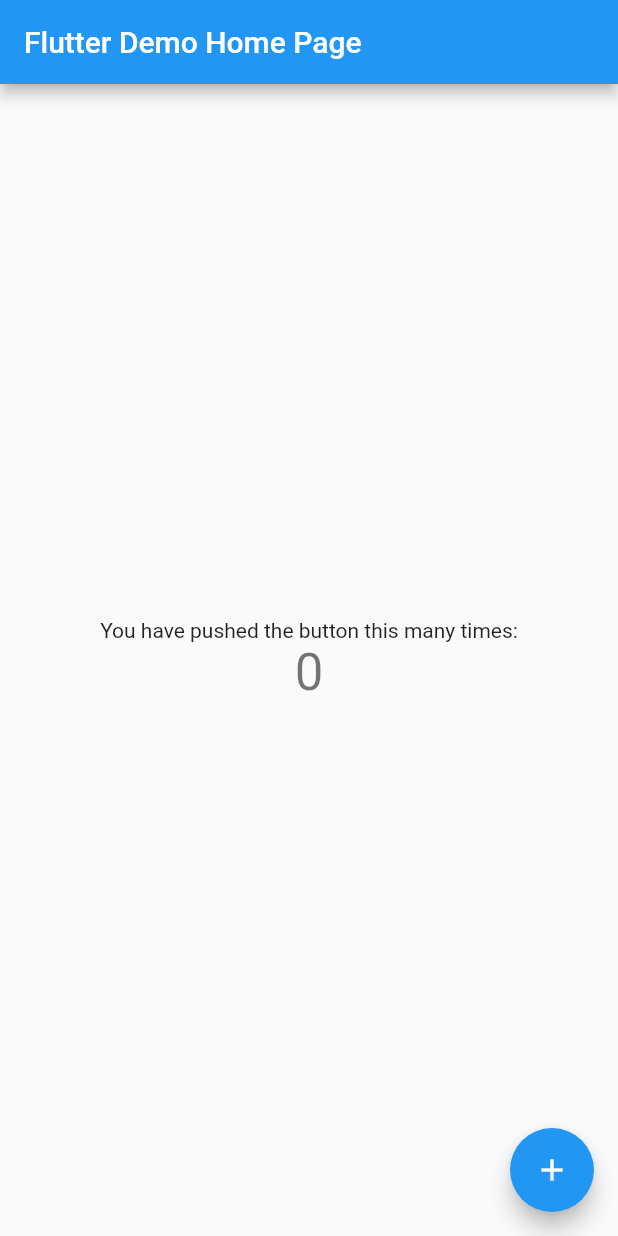
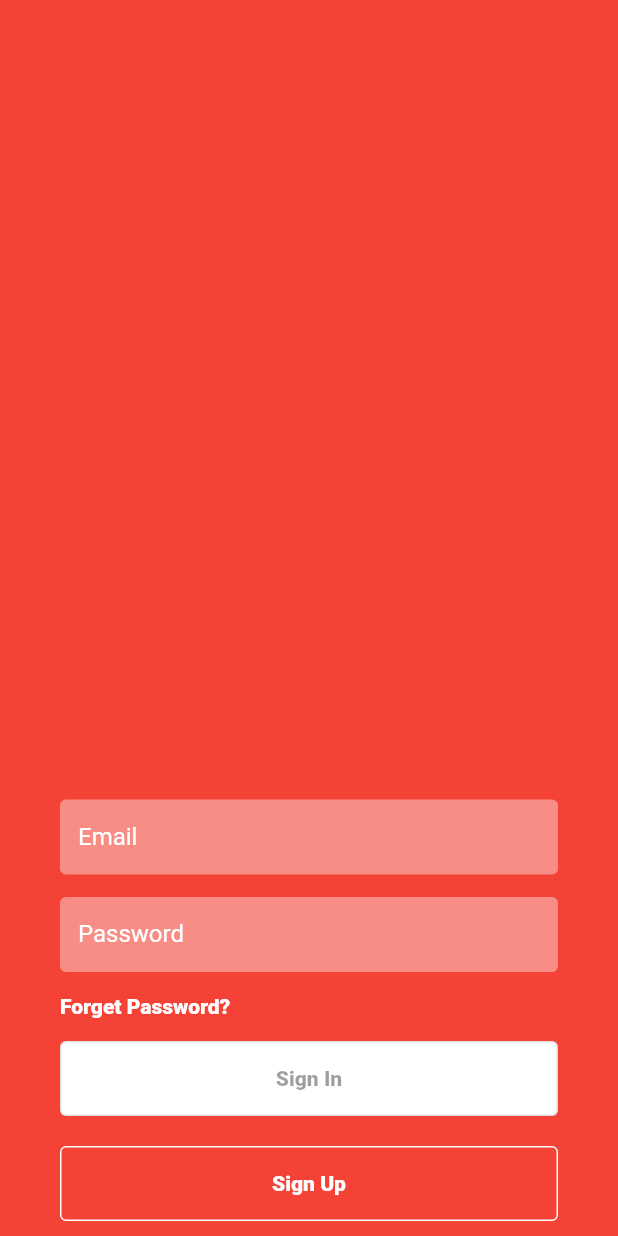
Before and after one commit to Batutankuma/movies, a Flutter app: the screen it shows after launch, on a phone screen of 412 x 824 dp. Run offline on Flutter 3.47's test engine with Material 2 defaults, Android fonts, the phone set to English and light mode, and no system bars; our stand-ins replace get.

```diff
--- a/lib/main.dart
+++ b/lib/main.dart
@@ -1,115 +1,22 @@
 import 'package:flutter/material.dart';
+import 'package:get/get.dart';
+import 'package:movies/views/home_view.dart';
+import 'package:movies/views/is_read_view.dart';
+import 'package:movies/views/login_views.dart';
+import 'package:movies/views/profil_view.dart';
+import 'package:movies/views/save_view.dart';
+import 'package:movies/views/signin_view.dart';
 
 void main() {
-  runApp(const MyApp());
+  runApp(GetMaterialApp(
+    initialRoute: '/',
+    getPages: [
+      GetPage(name: '/', page: () => LoginView()),
+      GetPage(name: '/signin', page: () => SignInView()),
+      GetPage(name: '/home', page: () => HomeView()),
+      GetPage(name: '/remarque', page: () => SaveView()),
+      GetPage(name: '/isread', page: () => IsReadView()),
+      GetPage(name: '/profil', page: () => ProfilView())
+    ],
+  ));
 }
-
-class MyApp extends StatelessWidget {
-  const MyApp({super.key});
-
-  // This widget is the root of your application.
-  @override
-  Widget build(BuildContext context) {
-    return MaterialApp(
-      title: 'Flutter Demo',
-      theme: ThemeData(
-        // This is the theme of your application.
-        //
-        // Try running your application with "flutter run". You'll see the
-        // application has a blue toolbar. Then, without quitting the app, try
-        // changing the primarySwatch below to Colors.green and then invoke
-        // "hot reload" (press "r" in the console where you ran "flutter run",
-        // or simply save your changes to "hot reload" in a Flutter IDE).
-        // Notice that the counter didn't reset back to zero; the application
-        // is not restarted.
-        primarySwatch: Colors.blue,
-      ),
-      home: const MyHomePage(title: 'Flutter Demo Home Page'),
-    );
-  }
-}
-
-class MyHomePage extends StatefulWidget {
-  const MyHomePage({super.key, required this.title});
-
-  // This widget is the home page of your application. It is stateful, meaning
-  // that it has a State object (defined below) that contains fields that affect
-  // how it looks.
-
-  // This class is the configuration for the state. It holds the values (in this
-  // case the title) provided by the parent (in this case the App widget) and
-  // used by the build method of the State. Fields in a Widget subclass are
-  // always marked "final".
-
-  final String title;
-
-  @override
-  State<MyHomePage> createState() => _MyHomePageState();
-}
-
-class _MyHomePageState extends State<MyHomePage> {
-  int _counter = 0;
-
-  void _incrementCounter() {
-    setState(() {
-      // This call to setState tells the Flutter framework that something has
-      // changed in this State, which causes it to rerun the build method below
-      // so that the display can reflect the updated values. If we changed
-      // _counter without calling setState(), then the build method would not be
-      // called again, and so nothing would appear to happen.
-      _counter++;
-    });
-  }
-
-  @override
-  Widget build(BuildContext context) {
-    // This method is rerun every time setState is called, for instance as done
-    // by the _incrementCounter method above.
-    //
-    // The Flutter framework has been optimized to make rerunning build methods
-    // fast, so that you can just rebuild anything that needs updating rather
-    // than having to individually change instances of widgets.
-    return Scaffold(
-      appBar: AppBar(
-        // Here we take the value from the MyHomePage object that was created by
-        // the App.build method, and use it to set our appbar title.
-        title: Text(widget.title),
-      ),
-      body: Center(
-        // Center is a layout widget. It takes a single child and positions it
-        // in the middle of the parent.
-        child: Column(
-          // Column is also a layout widget. It takes a list of children and
-          // arranges them vertically. By default, it sizes itself to fit its
-          // children horizontally, and tries to be as tall as its parent.
-          //
-          // Invoke "debug painting" (press "p" in the console, choose the
-          // "Toggle Debug Paint" action from the Flutter Inspector in Android
-          // Studio, or the "Toggle Debug Paint" command in Visual Studio Code)
-          // to see the wireframe for each widget.
-          //
-          // Column has various properties to control how it sizes itself and
-          // how it positions its children. Here we use mainAxisAlignment to
-          // center the children vertically; the main axis here is the vertical
-          // axis because Columns are vertical (the cross axis would be
-          // horizontal).
-          mainAxisAlignment: MainAxisAlignment.center,
-          children: <Widget>[
-            const Text(
-              'You have pushed the button this many times:',
-            ),
-            Text(
-              '$_counter',
-              style: Theme.of(context).textTheme.headline4,
-            ),
-          ],
-        ),
-      ),
-      floatingActionButton: FloatingActionButton(
-        onPressed: _incrementCounter,
-        tooltip: 'Increment',
-        child: const Icon(Icons.add),
-      ), // This trailing comma makes auto-formatting nicer for build methods.
-    );
-  }
-}
--- /dev/null
+++ b/lib/views/login_views.dart
@@ -0,0 +1,132 @@
+import 'package:flutter/material.dart';
+
+class LoginView extends StatelessWidget {
+  //email
+  final TextEditingController emailText = TextEditingController();
+  //password
+  final TextEditingController pwdmailText = TextEditingController();
+
+  final _finalFormKey = GlobalKey<FormState>();
+  @override
+  Widget build(BuildContext context) {
+    return Scaffold(
+      backgroundColor: Colors.red,
+      body: SizedBox(
+        child: Padding(
+          padding:
+              const EdgeInsets.only(left: 40, right: 40, bottom: 10, top: 10),
+          child: Form(
+            key: _finalFormKey,
+            child: Column(
+              mainAxisAlignment: MainAxisAlignment.end,
+              children: [
+                //Text Input Email
+                SizedBox(
+                  height: 50,
+                  child: TextFormField(
+                    controller: emailText,
+                    decoration: const InputDecoration(
+                      filled: true,
+                      fillColor: Color.fromARGB(100, 255, 255, 255),
+                      enabledBorder: OutlineInputBorder(
+                        borderSide: BorderSide(color: Colors.transparent),
+                      ),
+                      focusedBorder: OutlineInputBorder(
+                        borderSide: BorderSide(color: Colors.transparent),
+                      ),
+                      //definir la forme de bordure
+                      border: OutlineInputBorder(
+                          borderRadius: BorderRadius.all(Radius.circular(0))),
+                      //text
+                      hintText: 'Email',
+                      hintStyle: TextStyle(color: Colors.white),
+                      label:
+                          Text('Email', style: TextStyle(color: Colors.white)),
+                    ),
+                  ),
+                ),
+                const SizedBox(height: 15),
+                //Text Input Password
+                SizedBox(
+                  height: 50,
+                  child: TextFormField(
+                    controller: emailText,
+                    decoration: const InputDecoration(
+                      filled: true,
+                      fillColor: Color.fromARGB(100, 255, 255, 255),
+                      enabledBorder: OutlineInputBorder(
+                        borderSide: BorderSide(color: Colors.transparent),
+                      ),
+                      focusedBorder: OutlineInputBorder(
+                        borderSide: BorderSide(color: Colors.transparent),
+                      ),
+                      //definir la forme de bordure
+                      border: OutlineInputBorder(
+                          borderRadius: BorderRadius.all(Radius.circular(0))),
+                      //text
+                      hintText: 'Password',
+                      hintStyle: TextStyle(color: Colors.white),
+                      label: Text('Password',
+                          style: TextStyle(color: Colors.white)),
+                    ),
+                  ),
+                ),
+                const SizedBox(height: 15),
+                //Text Forget Password
+                const Align(
+                  alignment: Alignment.centerLeft,
+                  child: Text('Forget Password?',
+                      style: TextStyle(
+                          fontSize: 14,
+                          fontWeight: FontWeight.w900,
+                          color: Colors.white)),
+                ),
+                const SizedBox(height: 15),
+                //BTN SIGNIN
+                OutlinedButton(
+                  style:
+                      OutlinedButton.styleFrom(backgroundColor: Colors.white),
+                  onPressed: null,
+                  child: Container(
+                    decoration:
+                        BoxDecoration(borderRadius: BorderRadius.circular(0)),
+                    height: 50,
+                    child: const Center(
+                      child: Text(
+                        'Sign In',
+                        style: TextStyle(
+                            fontSize: 14, fontWeight: FontWeight.w900),
+                      ),
+                    ),
+                  ),
+                ),
+                const SizedBox(height: 20),
+                //BTN SIGN UP
+                OutlinedButton(
+                  style: OutlinedButton.styleFrom(
+                      side: const BorderSide(color: Colors.white)),
+                  onPressed: null,
+                  child: Container(
+                    decoration: BoxDecoration(
+                      borderRadius: BorderRadius.circular(0),
+                    ),
+                    height: 50,
+                    child: const Center(
+                      child: Text(
+                        'Sign Up',
+                        style: TextStyle(
+                            fontSize: 14,
+                            fontWeight: FontWeight.w900,
+                            color: Colors.white),
+                      ),
+                    ),
+                  ),
+                ),
+              ],
+            ),
+          ),
+        ),
+      ),
+    );
+  }
+}
--- a/pubspec.yaml
+++ b/pubspec.yaml
@@ -36,6 +36,7 @@ dependencies:
   # The following adds the Cupertino Icons font to your application.
   # Use with the CupertinoIcons class for iOS style icons.
   cupertino_icons: ^1.0.2
+  get: ^4.6.5
 
 dev_dependencies:
   flutter_test:
```
Also changed, not shown: lib/views/description_view.dart (added, +12 -0 lines), lib/views/home_view.dart (added, +18 -0 lines), lib/views/is_read_view.dart (added, +12 -0 lines), lib/views/laucher_view.dart (added, +12 -0 lines), lib/views/profil_view.dart (added, +12 -0 lines), lib/views/read_view.dart (added, +12 -0 lines), lib/views/save_view.dart (added, +12 -0 lines), lib/views/signin_view.dart (added, +12 -0 lines), pubspec.lock.
